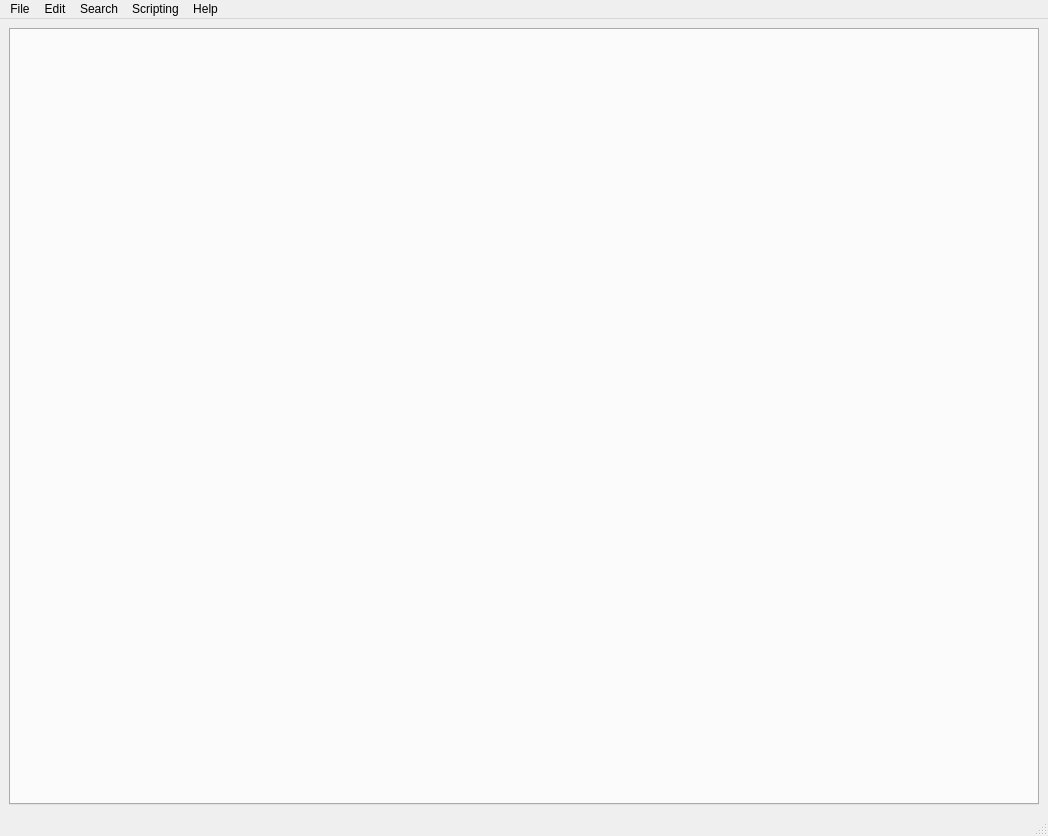
Qt form gui/Main.ui (AsteriskAmpersand/MHW-EPV-Editor) before a commit.
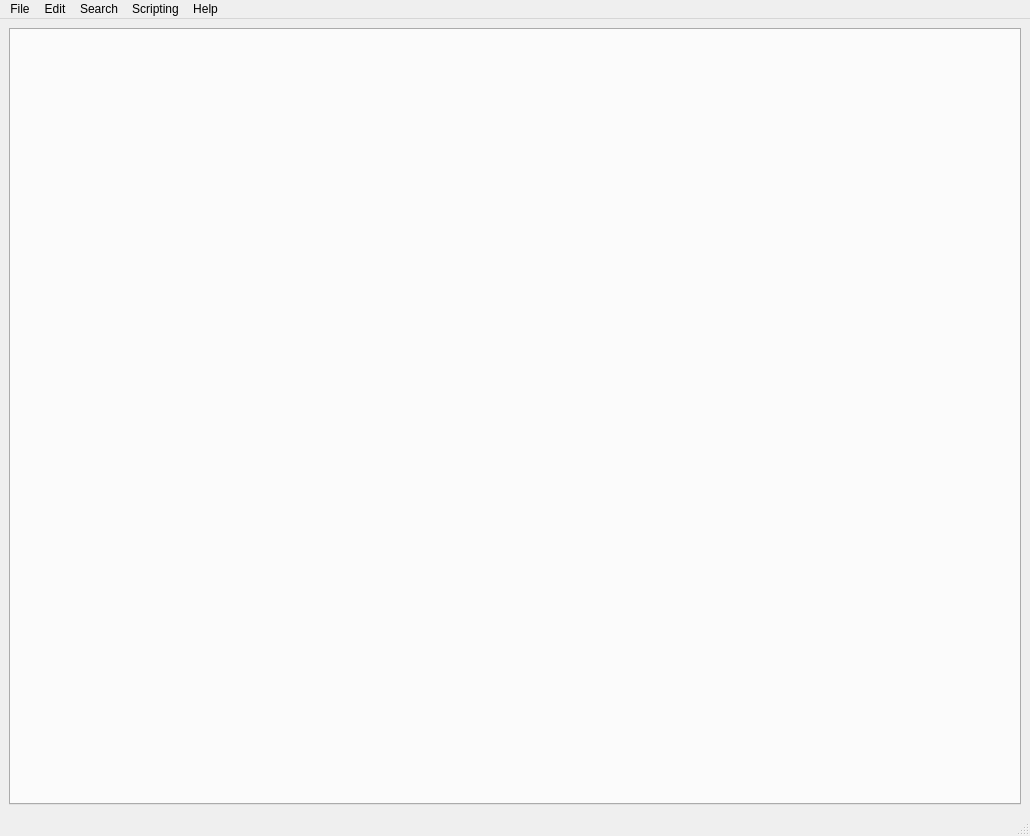
The same form after that commit.

The edit to the form file:
```diff
--- a/gui/Main.ui
+++ b/gui/Main.ui
@@ -6,7 +6,7 @@
    <rect>
     <x>0</x>
     <y>0</y>
-    <width>1048</width>
+    <width>1030</width>
     <height>836</height>
    </rect>
   </property>
@@ -32,7 +32,7 @@
     <rect>
      <x>0</x>
      <y>0</y>
-     <width>1048</width>
+     <width>1030</width>
      <height>21</height>
     </rect>
    </property>
```
Left out of the diff: 34 changed lines with no effect on the pictures.
